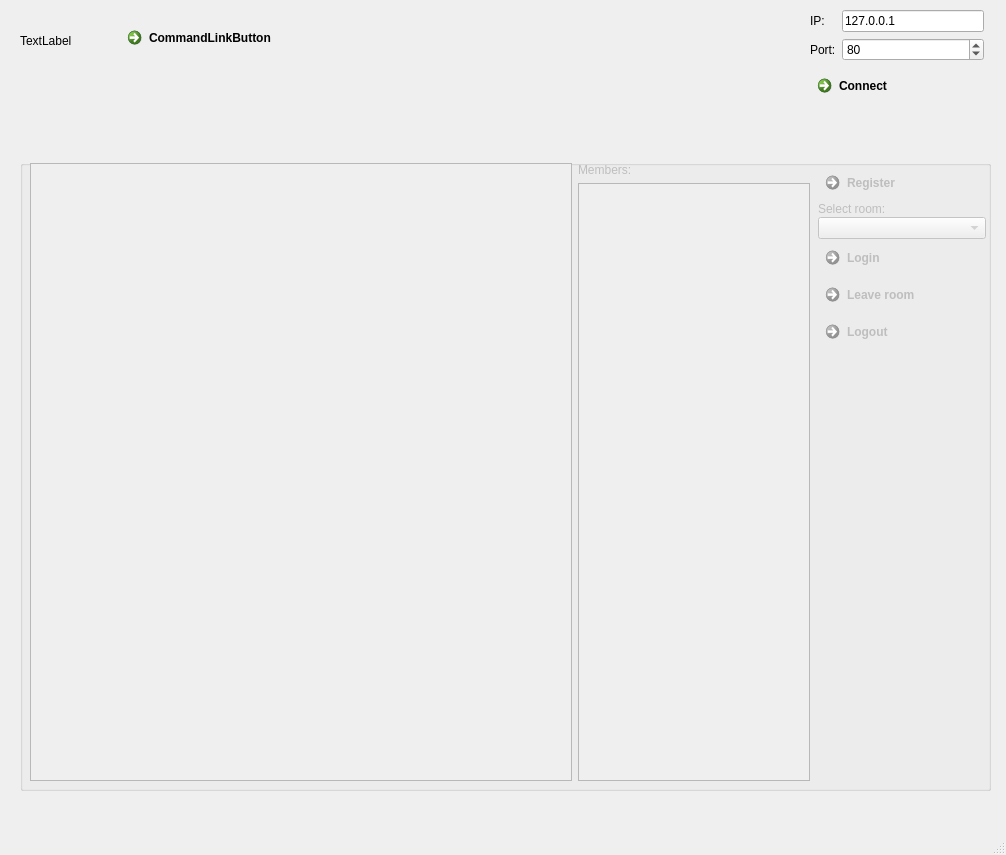
The window that CLIENT/clientwin.ui (AlexNov87/chatqt) describes before a commit, drawn with Qt 5.
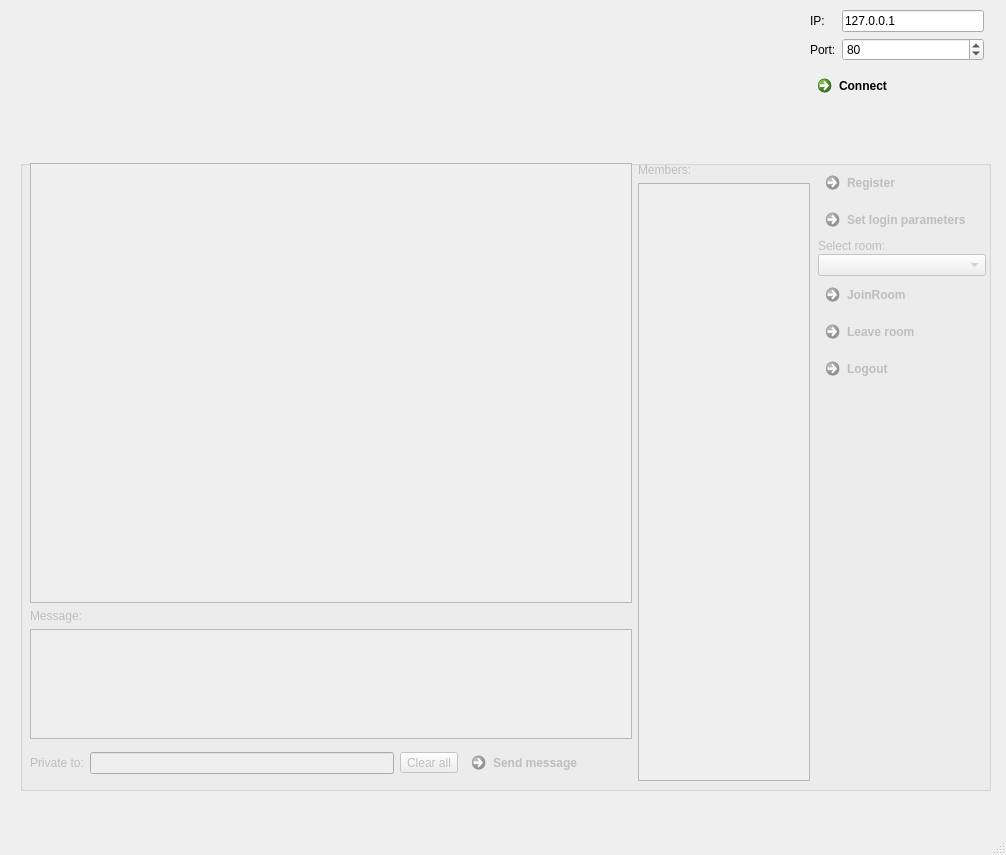
The same window after the commit. Icons and pictures are not drawn.

```diff
--- a/CLIENT/clientwin.ui
+++ b/CLIENT/clientwin.ui
@@ -14,32 +14,6 @@
    <string>ClientWin</string>
   </property>
   <widget class="QWidget" name="centralwidget">
-   <widget class="QLabel" name="label">
-    <property name="geometry">
-     <rect>
-      <x>20</x>
-      <y>30</y>
-      <width>291</width>
-      <height>21</height>
-     </rect>
-    </property>
-    <property name="text">
-     <string>TextLabel</string>
-    </property>
-   </widget>
-   <widget class="QCommandLinkButton" name="commandLinkButton">
-    <property name="geometry">
-     <rect>
-      <x>120</x>
-      <y>20</y>
-      <width>185</width>
-      <height>41</height>
-     </rect>
-    </property>
-    <property name="text">
-     <string>CommandLinkButton</string>
-    </property>
-   </widget>
    <widget class="QWidget" name="verticalLayoutWidget">
     <property name="geometry">
      <rect>
@@ -118,7 +92,7 @@
        <height>631</height>
       </rect>
      </property>
-     <layout class="QHBoxLayout" name="horizontalLayout" stretch="7,3,1">
+     <layout class="QHBoxLayout" name="horizontalLayout" stretch="7,2,1">
       <property name="leftMargin">
        <number>0</number>
       </property>
@@ -132,7 +106,56 @@
        <number>10</number>
       </property>
       <item>
-       <widget class="QListWidget" name="lw_message"/>
+       <layout class="QVBoxLayout" name="verticalLayout_5" stretch="8,0,2,0">
+        <item>
+         <widget class="QListWidget" name="lw_message"/>
+        </item>
+        <item>
+         <widget class="QLabel" name="label_4">
+          <property name="text">
+           <string>Message:</string>
+          </property>
+         </widget>
+        </item>
+        <item>
+         <widget class="QTextEdit" name="te_message"/>
+        </item>
+        <item>
+         <layout class="QHBoxLayout" name="horizontalLayout_3">
+          <item>
+           <widget class="QLabel" name="ig_3">
+            <property name="text">
+             <string>Private to:</string>
+            </property>
+           </widget>
+          </item>
+          <item>
+           <widget class="QLineEdit" name="le_member_name">
+            <property name="text">
+             <string/>
+            </property>
+           </widget>
+          </item>
+          <item>
+           <widget class="QToolButton" name="tb_clear">
+            <property name="text">
+             <string>Clear all</string>
+            </property>
+           </widget>
+          </item>
+          <item>
+           <widget class="QCommandLinkButton" name="pb_send_message">
+            <property name="text">
+             <string>Send message</string>
+            </property>
+           </widget>
+          </item>
+          <item>
+           <layout class="QHBoxLayout" name="horizontalLayout_4"/>
+          </item>
+         </layout>
+        </item>
+       </layout>
       </item>
       <item>
        <layout class="QVBoxLayout" name="verticalLayout_4">
@@ -149,7 +172,7 @@
        </layout>
       </item>
       <item>
-       <layout class="QVBoxLayout" name="verticalLayout_3" stretch="0,0,0,0,0,0,0">
+       <layout class="QVBoxLayout" name="verticalLayout_3" stretch="0,0,0,0,0,0,0,0">
         <property name="spacing">
          <number>1</number>
         </property>
@@ -172,6 +195,13 @@
           </property>
          </widget>
         </item>
+        <item>
+         <widget class="QCommandLinkButton" name="pb_set_log">
+          <property name="text">
+           <string>Set login parameters</string>
+          </property>
+         </widget>
+        </item>
         <item>
          <widget class="QLabel" name="label_3">
           <property name="text">
@@ -185,7 +215,7 @@
         <item>
          <widget class="QCommandLinkButton" name="pb_login">
           <property name="text">
-           <string>Login</string>
+           <string>JoinRoom</string>
           </property>
          </widget>
         </item>
```
Left out of the diff: 2 changed lines with no effect on the pictures.
